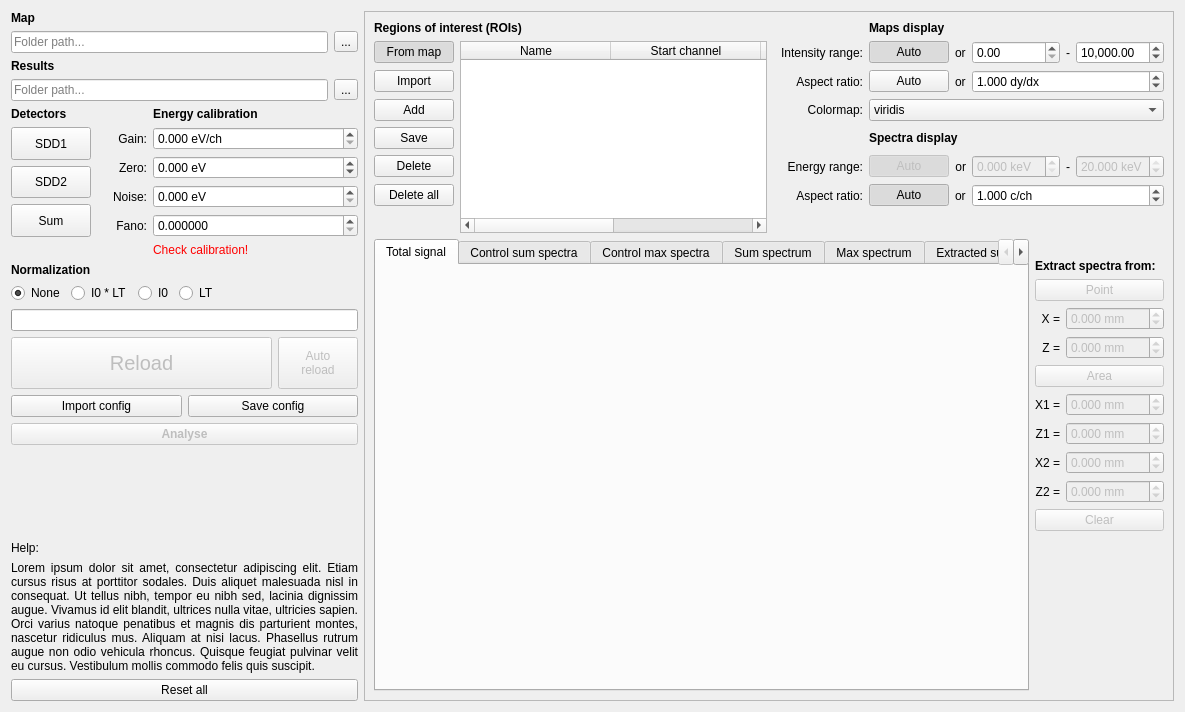
Above: single.ui from pfilipl/PolyX-XRF-Data-Analyser before the change. Below: the same form after it.
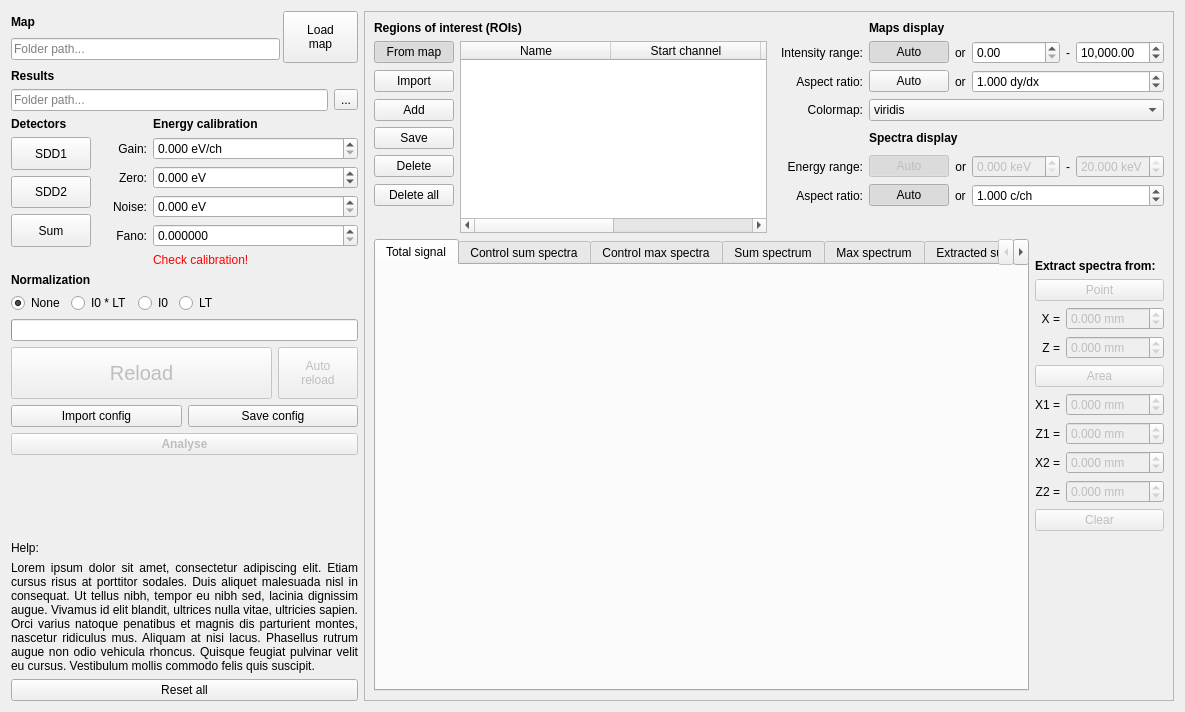
That is the form after the change. Custom widgets are drawn as their Qt base class.

Commit message: Energy in eV

```diff
--- a/single.ui
+++ b/single.ui
@@ -25,8 +25,73 @@
   <layout class="QHBoxLayout" name="horizontalLayout_10">
    <item>
     <layout class="QGridLayout" name="gridLayout_3">
-     <item row="4" column="0" colspan="2">
-      <widget class="QLabel" name="label_9">
+     <item row="7" column="2">
+      <widget class="QDoubleSpinBox" name="doubleSpinBox_CalibrationFano">
+       <property name="sizePolicy">
+        <sizepolicy hsizetype="Minimum" vsizetype="Fixed">
+         <horstretch>0</horstretch>
+         <verstretch>0</verstretch>
+        </sizepolicy>
+       </property>
+       <property name="mouseTracking">
+        <bool>true</bool>
+       </property>
+       <property name="keyboardTracking">
+        <bool>false</bool>
+       </property>
+       <property name="decimals">
+        <number>6</number>
+       </property>
+       <property name="maximum">
+        <double>10.000000000000000</double>
+       </property>
+       <property name="singleStep">
+        <double>0.000001000000000</double>
+       </property>
+       <property name="stepType">
+        <enum>QAbstractSpinBox::StepType::AdaptiveDecimalStepType</enum>
+       </property>
+      </widget>
+     </item>
+     <item row="11" column="0" colspan="3">
+      <widget class="QProgressBar" name="progressBar_Progress">
+       <property name="mouseTracking">
+        <bool>true</bool>
+       </property>
+       <property name="value">
+        <number>0</number>
+       </property>
+       <property name="textVisible">
+        <bool>false</bool>
+       </property>
+      </widget>
+     </item>
+     <item row="16" column="0" colspan="3">
+      <widget class="QLabel" name="label_Help">
+       <property name="enabled">
+        <bool>true</bool>
+       </property>
+       <property name="font">
+        <font>
+         <bold>false</bold>
+        </font>
+       </property>
+       <property name="mouseTracking">
+        <bool>true</bool>
+       </property>
+       <property name="text">
+        <string>Help:</string>
+       </property>
+       <property name="alignment">
+        <set>Qt::AlignmentFlag::AlignLeading|Qt::AlignmentFlag::AlignLeft|Qt::AlignmentFlag::AlignVCenter</set>
+       </property>
+      </widget>
+     </item>
+     <item row="14" column="0" colspan="3">
+      <widget class="QPushButton" name="pushButton_Analyse">
+       <property name="enabled">
+        <bool>false</bool>
+       </property>
        <property name="sizePolicy">
         <sizepolicy hsizetype="Preferred" vsizetype="Fixed">
          <horstretch>0</horstretch>
@@ -41,12 +106,68 @@
        <property name="mouseTracking">
         <bool>true</bool>
        </property>
+       <property name="autoFillBackground">
+        <bool>false</bool>
+       </property>
        <property name="text">
-        <string>Detectors</string>
+        <string>Analyse</string>
        </property>
+       <property name="checkable">
+        <bool>false</bool>
+       </property>
+       <property name="checked">
+        <bool>false</bool>
+       </property>
+       <property name="default">
+        <bool>false</bool>
+       </property>
+       <property name="flat">
+        <bool>false</bool>
+       </property>
       </widget>
      </item>
-     <item row="2" column="0" colspan="3">
+     <item row="5" column="2">
+      <widget class="QDoubleSpinBox" name="doubleSpinBox_CalibrationZero">
+       <property name="sizePolicy">
+        <sizepolicy hsizetype="Minimum" vsizetype="Fixed">
+         <horstretch>0</horstretch>
+         <verstretch>0</verstretch>
+        </sizepolicy>
+       </property>
+       <property name="mouseTracking">
+        <bool>true</bool>
+       </property>
+       <property name="keyboardTracking">
+        <bool>false</bool>
+       </property>
+       <property name="suffix">
+        <string> eV</string>
+       </property>
+       <property name="decimals">
+        <number>3</number>
+       </property>
+       <property name="minimum">
+        <double>-2000.000000000000000</double>
+       </property>
+       <property name="maximum">
+        <double>2000.000000000000000</double>
+       </property>
+       <property name="singleStep">
+        <double>0.001000000000000</double>
+       </property>
+       <property name="stepType">
+        <enum>QAbstractSpinBox::StepType::AdaptiveDecimalStepType</enum>
+       </property>
+      </widget>
+     </item>
+     <item row="18" column="0" colspan="3">
+      <widget class="QPushButton" name="pushButton_ResetAll">
+       <property name="text">
+        <string>Reset all</string>
+       </property>
+      </widget>
+     </item>
+     <item row="1" column="0" colspan="3">
       <widget class="QLabel" name="label_15">
        <property name="sizePolicy">
         <sizepolicy hsizetype="Preferred" vsizetype="Fixed">
@@ -68,39 +189,98 @@
       </widget>
      </item>
      <item row="4" column="2">
-      <widget class="QLabel" name="label_2">
+      <widget class="QDoubleSpinBox" name="doubleSpinBox_CalibrationGain">
        <property name="sizePolicy">
-        <sizepolicy hsizetype="Preferred" vsizetype="Fixed">
+        <sizepolicy hsizetype="Minimum" vsizetype="Fixed">
          <horstretch>0</horstretch>
          <verstretch>0</verstretch>
         </sizepolicy>
        </property>
-       <property name="font">
-        <font>
-         <bold>true</bold>
-        </font>
-       </property>
        <property name="mouseTracking">
         <bool>true</bool>
        </property>
-       <property name="text">
-        <string>Energy calibration</string>
+       <property name="keyboardTracking">
+        <bool>false</bool>
        </property>
+       <property name="suffix">
+        <string> eV/ch</string>
+       </property>
+       <property name="decimals">
+        <number>3</number>
+       </property>
+       <property name="maximum">
+        <double>100.000000000000000</double>
+       </property>
+       <property name="singleStep">
+        <double>0.001000000000000</double>
+       </property>
+       <property name="stepType">
+        <enum>QAbstractSpinBox::StepType::AdaptiveDecimalStepType</enum>
+       </property>
       </widget>
      </item>
-     <item row="10" column="0" colspan="2">
-      <widget class="QLabel" name="label_25">
-       <property name="font">
-        <font>
-         <bold>true</bold>
-        </font>
+     <item row="13" column="0" colspan="3">
+      <layout class="QHBoxLayout" name="horizontalLayout_4">
+       <item>
+        <widget class="QPushButton" name="pushButton_ImportConfig">
+         <property name="sizePolicy">
+          <sizepolicy hsizetype="Minimum" vsizetype="Fixed">
+           <horstretch>0</horstretch>
+           <verstretch>0</verstretch>
+          </sizepolicy>
+         </property>
+         <property name="text">
+          <string>Import config</string>
+         </property>
+        </widget>
+       </item>
+       <item>
+        <widget class="QPushButton" name="pushButton_SaveConfig">
+         <property name="sizePolicy">
+          <sizepolicy hsizetype="Minimum" vsizetype="Fixed">
+           <horstretch>0</horstretch>
+           <verstretch>0</verstretch>
+          </sizepolicy>
+         </property>
+         <property name="text">
+          <string>Save config</string>
+         </property>
+        </widget>
+       </item>
+      </layout>
+     </item>
+     <item row="6" column="2">
+      <widget class="QDoubleSpinBox" name="doubleSpinBox_CalibrationNoise">
+       <property name="sizePolicy">
+        <sizepolicy hsizetype="Minimum" vsizetype="Fixed">
+         <horstretch>0</horstretch>
+         <verstretch>0</verstretch>
+        </sizepolicy>
        </property>
-       <property name="text">
-        <string>Normalization</string>
+       <property name="mouseTracking">
+        <bool>true</bool>
        </property>
+       <property name="keyboardTracking">
+        <bool>false</bool>
+       </property>
+       <property name="suffix">
+        <string> eV</string>
+       </property>
+       <property name="decimals">
+        <number>3</number>
+       </property>
+       <property name="maximum">
+        <double>1000.000000000000000</double>
+       </property>
+       <property name="singleStep">
+        <double>0.001000000000000</double>
+       </property>
+       <property name="stepType">
+        <enum>QAbstractSpinBox::StepType::AdaptiveDecimalStepType</enum>
+       </property>
       </widget>
      </item>
-     <item row="5" column="1">
+     <item row="4" column="1">
       <widget class="QLabel" name="label_4">
        <property name="sizePolicy">
         <sizepolicy hsizetype="Minimum" vsizetype="Preferred">
@@ -125,7 +305,14 @@
        </property>
       </widget>
      </item>
-     <item row="11" column="0" colspan="3">
+     <item row="8" column="2">
+      <widget class="QLabel" name="label_CalibrationCheck">
+       <property name="text">
+        <string>&lt;html&gt;&lt;head/&gt;&lt;body&gt;&lt;p&gt;&lt;span style=&quot; color:#ff0000;&quot;&gt;Check calibration!&lt;/span&gt;&lt;/p&gt;&lt;/body&gt;&lt;/html&gt;</string>
+       </property>
+      </widget>
+     </item>
+     <item row="10" column="0" colspan="3">
       <layout class="QHBoxLayout" name="horizontalLayout_8">
        <item>
         <widget class="QRadioButton" name="radioButton_NormTypeNone">
@@ -191,8 +378,20 @@
        </item>
       </layout>
      </item>
-     <item row="0" column="0" colspan="3">
-      <widget class="QLabel" name="label_22">
+     <item row="9" column="0" colspan="2">
+      <widget class="QLabel" name="label_25">
+       <property name="font">
+        <font>
+         <bold>true</bold>
+        </font>
+       </property>
+       <property name="text">
+        <string>Normalization</string>
+       </property>
+      </widget>
+     </item>
+     <item row="3" column="2">
+      <widget class="QLabel" name="label_2">
        <property name="sizePolicy">
         <sizepolicy hsizetype="Preferred" vsizetype="Fixed">
          <horstretch>0</horstretch>
@@ -208,14 +407,81 @@
         <bool>true</bool>
        </property>
        <property name="text">
-        <string>Map</string>
-       </property>
-       <property name="alignment">
-        <set>Qt::AlignmentFlag::AlignLeading|Qt::AlignmentFlag::AlignLeft|Qt::AlignmentFlag::AlignVCenter</set>
+        <string>Energy calibration</string>
        </property>
       </widget>
      </item>
-     <item row="7" column="1">
+     <item row="4" column="0" rowspan="4">
+      <layout class="QVBoxLayout" name="verticalLayout_2">
+       <item>
+        <widget class="QPushButton" name="pushButton_DetectorsSDD1">
+         <property name="sizePolicy">
+          <sizepolicy hsizetype="Maximum" vsizetype="Preferred">
+           <horstretch>0</horstretch>
+           <verstretch>0</verstretch>
+          </sizepolicy>
+         </property>
+         <property name="mouseTracking">
+          <bool>true</bool>
+         </property>
+         <property name="text">
+          <string>SDD1</string>
+         </property>
+         <property name="checkable">
+          <bool>true</bool>
+         </property>
+         <property name="checked">
+          <bool>false</bool>
+         </property>
+        </widget>
+       </item>
+       <item>
+        <widget class="QPushButton" name="pushButton_DetectorsSDD2">
+         <property name="sizePolicy">
+          <sizepolicy hsizetype="Maximum" vsizetype="Preferred">
+           <horstretch>0</horstretch>
+           <verstretch>0</verstretch>
+          </sizepolicy>
+         </property>
+         <property name="mouseTracking">
+          <bool>true</bool>
+         </property>
+         <property name="text">
+          <string>SDD2</string>
+         </property>
+         <property name="checkable">
+          <bool>true</bool>
+         </property>
+         <property name="checked">
+          <bool>false</bool>
+         </property>
+        </widget>
+       </item>
+       <item>
+        <widget class="QPushButton" name="pushButton_DetectorsSum">
+         <property name="sizePolicy">
+          <sizepolicy hsizetype="Maximum" vsizetype="Preferred">
+           <horstretch>0</horstretch>
+           <verstretch>0</verstretch>
+          </sizepolicy>
+         </property>
+         <property name="mouseTracking">
+          <bool>true</bool>
+         </property>
+         <property name="text">
+          <string>Sum</string>
+         </property>
+         <property name="checkable">
+          <bool>true</bool>
+         </property>
+         <property name="checked">
+          <bool>false</bool>
+         </property>
+        </widget>
+       </item>
+      </layout>
+     </item>
+     <item row="6" column="1">
       <widget class="QLabel" name="label_6">
        <property name="sizePolicy">
         <sizepolicy hsizetype="Minimum" vsizetype="Preferred">
@@ -240,59 +506,114 @@
        </property>
       </widget>
      </item>
-     <item row="7" column="2">
-      <widget class="QDoubleSpinBox" name="doubleSpinBox_CalibrationNoise">
+     <item row="15" column="0" colspan="3">
+      <spacer name="verticalSpacer">
+       <property name="mouseTracking">
+        <bool>true</bool>
+       </property>
+       <property name="orientation">
+        <enum>Qt::Orientation::Vertical</enum>
+       </property>
+       <property name="sizeHint" stdset="0">
+        <size>
+         <width>20</width>
+         <height>40</height>
+        </size>
+       </property>
+      </spacer>
+     </item>
+     <item row="3" column="0" colspan="2">
+      <widget class="QLabel" name="label_9">
        <property name="sizePolicy">
-        <sizepolicy hsizetype="Minimum" vsizetype="Fixed">
+        <sizepolicy hsizetype="Preferred" vsizetype="Fixed">
          <horstretch>0</horstretch>
          <verstretch>0</verstretch>
         </sizepolicy>
        </property>
+       <property name="font">
+        <font>
+         <bold>true</bold>
+        </font>
+       </property>
        <property name="mouseTracking">
         <bool>true</bool>
        </property>
-       <property name="keyboardTracking">
-        <bool>false</bool>
-       </property>
-       <property name="suffix">
-        <string> eV</string>
-       </property>
-       <property name="decimals">
-        <number>3</number>
-       </property>
-       <property name="maximum">
-        <double>1000.000000000000000</double>
-       </property>
-       <property name="singleStep">
-        <double>0.001000000000000</double>
-       </property>
-       <property name="stepType">
-        <enum>QAbstractSpinBox::StepType::AdaptiveDecimalStepType</enum>
+       <property name="text">
+        <string>Detectors</string>
        </property>
       </widget>
      </item>
+     <item row="0" column="0" colspan="3">
+      <layout class="QGridLayout" name="gridLayout_6">
+       <property name="spacing">
+        <number>3</number>
+       </property>
+       <item row="0" column="0">
+        <widget class="QLabel" name="label_22">
+         <property name="sizePolicy">
+          <sizepolicy hsizetype="Preferred" vsizetype="Fixed">
+           <horstretch>0</horstretch>
+           <verstretch>0</verstretch>
+          </sizepolicy>
+         </property>
+         <property name="font">
+          <font>
+           <bold>true</bold>
+          </font>
+         </property>
+         <property name="mouseTracking">
+          <bool>true</bool>
+         </property>
+         <property name="text">
+          <string>Map</string>
+         </property>
+         <property name="alignment">
+          <set>Qt::AlignmentFlag::AlignLeading|Qt::AlignmentFlag::AlignLeft|Qt::AlignmentFlag::AlignVCenter</set>
+         </property>
+        </widget>
+       </item>
+       <item row="1" column="0">
+        <widget class="QLineEdit" name="lineEdit_MapPath">
+         <property name="sizePolicy">
+          <sizepolicy hsizetype="MinimumExpanding" vsizetype="Fixed">
+           <horstretch>0</horstretch>
+           <verstretch>0</verstretch>
+          </sizepolicy>
+         </property>
+         <property name="mouseTracking">
+          <bool>true</bool>
+         </property>
+         <property name="placeholderText">
+          <string>Folder path...</string>
+         </property>
+        </widget>
+       </item>
+       <item row="0" column="1" rowspan="2">
+        <widget class="QToolButton" name="toolButton_MapPathSearch">
+         <property name="sizePolicy">
+          <sizepolicy hsizetype="Minimum" vsizetype="Fixed">
+           <horstretch>0</horstretch>
+           <verstretch>0</verstretch>
+          </sizepolicy>
+         </property>
+         <property name="minimumSize">
+          <size>
+           <width>75</width>
+           <height>52</height>
+          </size>
+         </property>
+         <property name="mouseTracking">
+          <bool>true</bool>
+         </property>
+         <property name="text">
+          <string>Load
+map</string>
+         </property>
+        </widget>
+       </item>
+      </layout>
+     </item>
      <item row="17" column="0" colspan="3">
-      <widget class="QLabel" name="label_Help">
-       <property name="enabled">
-        <bool>true</bool>
-       </property>
-       <property name="font">
-        <font>
-         <bold>false</bold>
-        </font>
-       </property>
-       <property name="mouseTracking">
-        <bool>true</bool>
-       </property>
-       <property name="text">
-        <string>Help:</string>
-       </property>
-       <property name="alignment">
-        <set>Qt::AlignmentFlag::AlignLeading|Qt::AlignmentFlag::AlignLeft|Qt::AlignmentFlag::AlignVCenter</set>
-       </property>
-      </widget>
-     </item>
-     <item row="18" column="0" colspan="3">
       <widget class="QLabel" name="label_HelpDescription">
        <property name="enabled">
         <bool>true</bool>
@@ -323,7 +644,7 @@
        </property>
       </widget>
      </item>
-     <item row="13" column="0" colspan="3">
+     <item row="12" column="0" colspan="3">
       <layout class="QHBoxLayout" name="horizontalLayout_11">
        <item>
         <widget class="QPushButton" name="pushButton_Reload">
@@ -386,7 +707,32 @@
        </item>
       </layout>
      </item>
-     <item row="8" column="1">
+     <item row="5" column="1">
+      <widget class="QLabel" name="label_5">
+       <property name="sizePolicy">
+        <sizepolicy hsizetype="Minimum" vsizetype="Preferred">
+         <horstretch>0</horstretch>
+         <verstretch>0</verstretch>
+        </sizepolicy>
+       </property>
+       <property name="maximumSize">
+        <size>
+         <width>50</width>
+         <height>16777215</height>
+        </size>
+       </property>
+       <property name="mouseTracking">
+        <bool>true</bool>
+       </property>
+       <property name="text">
+        <string>Zero:</string>
+       </property>
+       <property name="alignment">
+        <set>Qt::AlignmentFlag::AlignRight|Qt::AlignmentFlag::AlignTrailing|Qt::AlignmentFlag::AlignVCenter</set>
+       </property>
+      </widget>
+     </item>
+     <item row="7" column="1">
       <widget class="QLabel" name="label_7">
        <property name="sizePolicy">
         <sizepolicy hsizetype="Minimum" vsizetype="Preferred">
@@ -411,68 +757,7 @@
        </property>
       </widget>
      </item>
-     <item row="5" column="2">
-      <widget class="QDoubleSpinBox" name="doubleSpinBox_CalibrationGain">
-       <property name="sizePolicy">
-        <sizepolicy hsizetype="Minimum" vsizetype="Fixed">
-         <horstretch>0</horstretch>
-         <verstretch>0</verstretch>
-        </sizepolicy>
-       </property>
-       <property name="mouseTracking">
-        <bool>true</bool>
-       </property>
-       <property name="keyboardTracking">
-        <bool>false</bool>
-       </property>
-       <property name="suffix">
-        <string> eV/ch</string>
-       </property>
-       <property name="decimals">
-        <number>3</number>
-       </property>
-       <property name="maximum">
-        <double>100.000000000000000</double>
-       </property>
-       <property name="singleStep">
-        <double>0.001000000000000</double>
-       </property>
-       <property name="stepType">
-        <enum>QAbstractSpinBox::StepType::AdaptiveDecimalStepType</enum>
-       </property>
-      </widget>
-     </item>
-     <item row="1" column="0" colspan="3">
-      <layout class="QHBoxLayout" name="horizontalLayout_2">
-       <item>
-        <widget class="QLineEdit" name="lineEdit_MapPath">
-         <property name="sizePolicy">
-          <sizepolicy hsizetype="Minimum" vsizetype="Fixed">
-           <horstretch>0</horstretch>
-           <verstretch>0</verstretch>
-          </sizepolicy>
-         </property>
-         <property name="mouseTracking">
-          <bool>true</bool>
-         </property>
-         <property name="placeholderText">
-          <string>Folder path...</string>
-         </property>
-        </widget>
-       </item>
-       <item>
-        <widget class="QToolButton" name="toolButton_MapPathSearch">
-         <property name="mouseTracking">
-          <bool>true</bool>
-         </property>
-         <property name="text">
-          <string>...</string>
-         </property>
-        </widget>
-       </item>
-      </layout>
-     </item>
-     <item row="3" column="0" colspan="3">
+     <item row="2" column="0" colspan="3">
       <layout class="QHBoxLayout" name="horizontalLayout">
        <item>
         <widget class="QLineEdit" name="lineEdit_ResultsPath">
@@ -502,275 +787,6 @@
        </item>
       </layout>
      </item>
-     <item row="6" column="1">
-      <widget class="QLabel" name="label_5">
-       <property name="sizePolicy">
-        <sizepolicy hsizetype="Minimum" vsizetype="Preferred">
-         <horstretch>0</horstretch>
-         <verstretch>0</verstretch>
-        </sizepolicy>
-       </property>
-       <property name="maximumSize">
-        <size>
-         <width>50</width>
-         <height>16777215</height>
-        </size>
-       </property>
-       <property name="mouseTracking">
-        <bool>true</bool>
-       </property>
-       <property name="text">
-        <string>Zero:</string>
-       </property>
-       <property name="alignment">
-        <set>Qt::AlignmentFlag::AlignRight|Qt::AlignmentFlag::AlignTrailing|Qt::AlignmentFlag::AlignVCenter</set>
-       </property>
-      </widget>
-     </item>
-     <item row="8" column="2">
-      <widget class="QDoubleSpinBox" name="doubleSpinBox_CalibrationFano">
-       <property name="sizePolicy">
-        <sizepolicy hsizetype="Minimum" vsizetype="Fixed">
-         <horstretch>0</horstretch>
-         <verstretch>0</verstretch>
-        </sizepolicy>
-       </property>
-       <property name="mouseTracking">
-        <bool>true</bool>
-       </property>
-       <property name="keyboardTracking">
-        <bool>false</bool>
-       </property>
-       <property name="decimals">
-        <number>6</number>
-       </property>
-       <property name="maximum">
-        <double>10.000000000000000</double>
-       </property>
-       <property name="singleStep">
-        <double>0.000001000000000</double>
-       </property>
-       <property name="stepType">
-        <enum>QAbstractSpinBox::StepType::AdaptiveDecimalStepType</enum>
-       </property>
-      </widget>
-     </item>
-     <item row="12" column="0" colspan="3">
-      <widget class="QProgressBar" name="progressBar_Progress">
-       <property name="mouseTracking">
-        <bool>true</bool>
-       </property>
-       <property name="value">
-        <number>0</number>
-       </property>
-       <property name="textVisible">
-        <bool>false</bool>
-       </property>
-      </widget>
-     </item>
-     <item row="15" column="0" colspan="3">
-      <widget class="QPushButton" name="pushButton_Analyse">
-       <property name="enabled">
-        <bool>false</bool>
-       </property>
-       <property name="sizePolicy">
-        <sizepolicy hsizetype="Preferred" vsizetype="Fixed">
-         <horstretch>0</horstretch>
-         <verstretch>0</verstretch>
-        </sizepolicy>
-       </property>
-       <property name="font">
-        <font>
-         <bold>true</bold>
-        </font>
-       </property>
-       <property name="mouseTracking">
-        <bool>true</bool>
-       </property>
-       <property name="autoFillBackground">
-        <bool>false</bool>
-       </property>
-       <property name="text">
-        <string>Analyse</string>
-       </property>
-       <property name="checkable">
-        <bool>false</bool>
-       </property>
-       <property name="checked">
-        <bool>false</bool>
-       </property>
-       <property name="default">
-        <bool>false</bool>
-       </property>
-       <property name="flat">
-        <bool>false</bool>
-       </property>
-      </widget>
-     </item>
-     <item row="14" column="0" colspan="3">
-      <layout class="QHBoxLayout" name="horizontalLayout_4">
-       <item>
-        <widget class="QPushButton" name="pushButton_ImportConfig">
-         <property name="sizePolicy">
-          <sizepolicy hsizetype="Minimum" vsizetype="Fixed">
-           <horstretch>0</horstretch>
-           <verstretch>0</verstretch>
-          </sizepolicy>
-         </property>
-         <property name="text">
-          <string>Import config</string>
-         </property>
-        </widget>
-       </item>
-       <item>
-        <widget class="QPushButton" name="pushButton_SaveConfig">
-         <property name="sizePolicy">
-          <sizepolicy hsizetype="Minimum" vsizetype="Fixed">
-           <horstretch>0</horstretch>
-           <verstretch>0</verstretch>
-          </sizepolicy>
-         </property>
-         <property name="text">
-          <string>Save config</string>
-         </property>
-        </widget>
-       </item>
-      </layout>
-     </item>
-     <item row="6" column="2">
-      <widget class="QDoubleSpinBox" name="doubleSpinBox_CalibrationZero">
-       <property name="sizePolicy">
-        <sizepolicy hsizetype="Minimum" vsizetype="Fixed">
-         <horstretch>0</horstretch>
-         <verstretch>0</verstretch>
-        </sizepolicy>
-       </property>
-       <property name="mouseTracking">
-        <bool>true</bool>
-       </property>
-       <property name="keyboardTracking">
-        <bool>false</bool>
-       </property>
-       <property name="suffix">
-        <string> eV</string>
-       </property>
-       <property name="decimals">
-        <number>3</number>
-       </property>
-       <property name="minimum">
-        <double>-2000.000000000000000</double>
-       </property>
-       <property name="maximum">
-        <double>2000.000000000000000</double>
-       </property>
-       <property name="singleStep">
-        <double>0.001000000000000</double>
-       </property>
-       <property name="stepType">
-        <enum>QAbstractSpinBox::StepType::AdaptiveDecimalStepType</enum>
-       </property>
-      </widget>
-     </item>
-     <item row="5" column="0" rowspan="4">
-      <layout class="QVBoxLayout" name="verticalLayout_2">
-       <item>
-        <widget class="QPushButton" name="pushButton_DetectorsSDD1">
-         <property name="sizePolicy">
-          <sizepolicy hsizetype="Maximum" vsizetype="Preferred">
-           <horstretch>0</horstretch>
-           <verstretch>0</verstretch>
-          </sizepolicy>
-         </property>
-         <property name="mouseTracking">
-          <bool>true</bool>
-         </property>
-         <property name="text">
-          <string>SDD1</string>
-         </property>
-         <property name="checkable">
-          <bool>true</bool>
-         </property>
-         <property name="checked">
-          <bool>false</bool>
-         </property>
-        </widget>
-       </item>
-       <item>
-        <widget class="QPushButton" name="pushButton_DetectorsSDD2">
-         <property name="sizePolicy">
-          <sizepolicy hsizetype="Maximum" vsizetype="Preferred">
-           <horstretch>0</horstretch>
-           <verstretch>0</verstretch>
-          </sizepolicy>
-         </property>
-         <property name="mouseTracking">
-          <bool>true</bool>
-         </property>
-         <property name="text">
-          <string>SDD2</string>
-         </property>
-         <property name="checkable">
-          <bool>true</bool>
-         </property>
-         <property name="checked">
-          <bool>false</bool>
-         </property>
-        </widget>
-       </item>
-       <item>
-        <widget class="QPushButton" name="pushButton_DetectorsSum">
-         <property name="sizePolicy">
-          <sizepolicy hsizetype="Maximum" vsizetype="Preferred">
-           <horstretch>0</horstretch>
-           <verstretch>0</verstretch>
-          </sizepolicy>
-         </property>
-         <property name="mouseTracking">
-          <bool>true</bool>
-         </property>
-         <property name="text">
-          <string>Sum</string>
-         </property>
-         <property name="checkable">
-          <bool>true</bool>
-         </property>
-         <property name="checked">
-          <bool>false</bool>
-         </property>
-        </widget>
-       </item>
-      </layout>
-     </item>
-     <item row="19" column="0" colspan="3">
-      <widget class="QPushButton" name="pushButton_ResetAll">
-       <property name="text">
-        <string>Reset all</string>
-       </property>
-      </widget>
-     </item>
-     <item row="16" column="0" colspan="3">
-      <spacer name="verticalSpacer">
-       <property name="mouseTracking">
-        <bool>true</bool>
-       </property>
-       <property name="orientation">
-        <enum>Qt::Orientation::Vertical</enum>
-       </property>
-       <property name="sizeHint" stdset="0">
-        <size>
-         <width>20</width>
-         <height>40</height>
-        </size>
-       </property>
-      </spacer>
-     </item>
-     <item row="9" column="2">
-      <widget class="QLabel" name="label_CalibrationCheck">
-       <property name="text">
-        <string>&lt;html&gt;&lt;head/&gt;&lt;body&gt;&lt;p&gt;&lt;span style=&quot; color:#ff0000;&quot;&gt;Check calibration!&lt;/span&gt;&lt;/p&gt;&lt;/body&gt;&lt;/html&gt;</string>
-       </property>
-      </widget>
-     </item>
     </layout>
    </item>
    <item>
@@ -1165,7 +1181,7 @@
           </column>
           <column>
            <property name="text">
-            <string>Sum factor [ML3.3/Be]</string>
+            <string>Sum factor [SDD1/SDD2]</string>
            </property>
           </column>
          </widget>
```
The commit also changes 6 other files.
